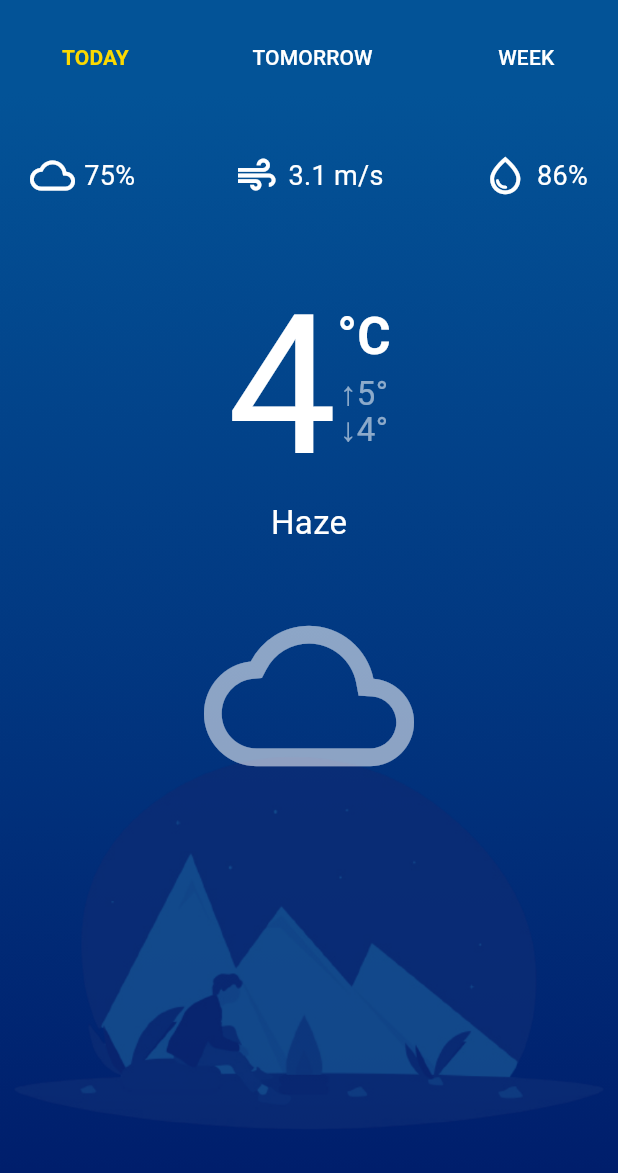
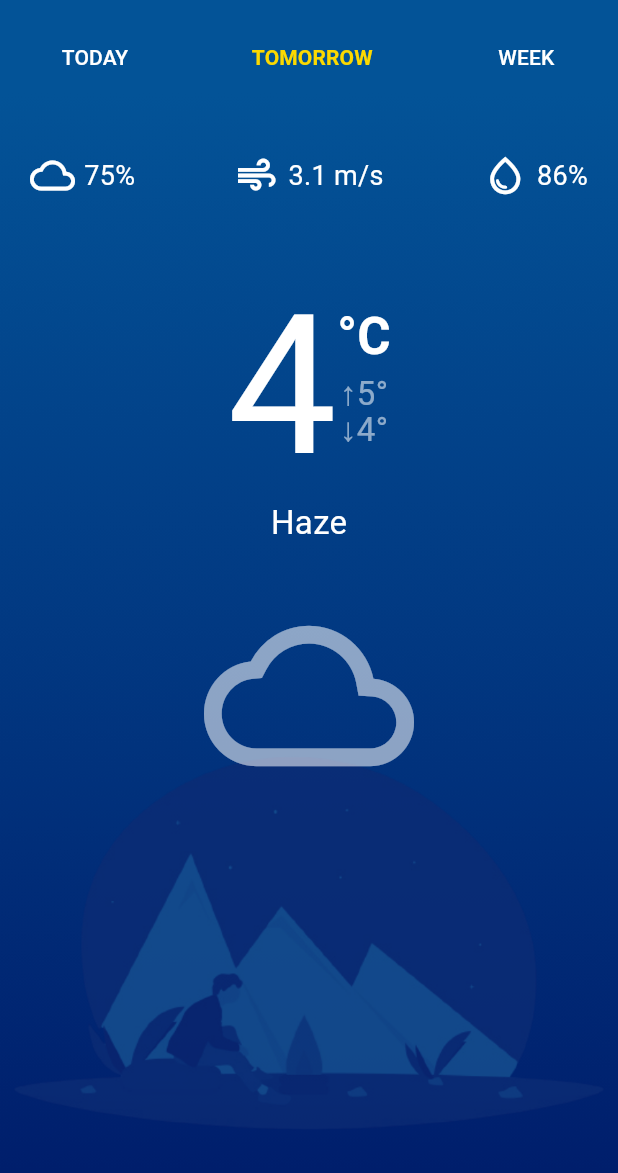
Before and after one commit to ramos-vini/skycast-weather-app, a Flutter app: the screen it shows after launch, after a tap on "TOMORROW", on a phone screen of 412 x 824 dp, the part 63-1236 px from its top. Run offline on Flutter 3.47's test engine with Material 3 defaults, Android fonts, the phone set to English and light mode, and no system bars.

```diff
--- a/app/lib/screens/home_screen.dart
+++ b/app/lib/screens/home_screen.dart
@@ -13,6 +13,12 @@ class Home extends StatefulWidget {
 class _HomeState extends State<Home> {
   // TODO: DayScreen must receive a timeframe parameter ('today' || 'tomorrow')
   Widget currentTimeframe = const DayScreen();
+
+  void setTimeframe(Widget timeframe) {
+    setState(() {
+      currentTimeframe = timeframe;
+    });
+  }
 
   @override
   Widget build(BuildContext context) {
@@ -36,7 +42,7 @@ class _HomeState extends State<Home> {
         decoration: const BoxDecoration(color: AppColors.blue),
         child: Column(
           children: [
-            const TimeframeSelector(),
+            TimeframeSelector(setTimeframe: setTimeframe),
             Expanded(
               child: Container(
                   // Background Image
--- a/app/lib/screens/week_screen.dart
+++ b/app/lib/screens/week_screen.dart
@@ -0,0 +1,15 @@
+import 'package:flutter/material.dart';
+
+class WeekScreen extends StatefulWidget {
+  const WeekScreen({super.key});
+
+  @override
+  State<WeekScreen> createState() => _WeekScreenState();
+}
+
+class _WeekScreenState extends State<WeekScreen> {
+  @override
+  Widget build(BuildContext context) {
+    return const Text('Week Screen');
+  }
+}
--- a/app/lib/widgets/timeframe_selector.dart
+++ b/app/lib/widgets/timeframe_selector.dart
@@ -1,10 +1,47 @@
 import 'package:app/data/app_colors.dart';
+import 'package:app/screens/day_screen.dart';
+import 'package:app/screens/week_screen.dart';
 import 'package:flutter/material.dart';
 
-class TimeframeSelector extends StatelessWidget {
-  const TimeframeSelector({
-    super.key,
-  });
+class TimeframeSelector extends StatefulWidget {
+  const TimeframeSelector({super.key, required this.setTimeframe});
+
+  final void Function(Widget) setTimeframe;
+
+  @override
+  State<TimeframeSelector> createState() => _TimeframeSelectorState();
+}
+
+class _TimeframeSelectorState extends State<TimeframeSelector> {
+  String selectedTimeframe = 'today';
+
+  void selectTimeframe(String timeframe) {
+    switch (timeframe) {
+      case 'today':
+        setState(() {
+          selectedTimeframe = timeframe;
+          widget.setTimeframe(const DayScreen());
+        });
+        break;
+
+      case 'tomorrow':
+        setState(() {
+          selectedTimeframe = timeframe;
+          widget.setTimeframe(const DayScreen());
+        });
+        break;
+
+      case 'week':
+        setState(() {
+          selectedTimeframe = timeframe;
+          widget.setTimeframe(const WeekScreen());
+        });
+        break;
+
+      default:
+        'today';
+    }
+  }
 
   @override
   Widget build(BuildContext context) {
@@ -13,26 +50,37 @@ class TimeframeSelector extends StatelessWidget {
       crossAxisAlignment: CrossAxisAlignment.center,
       children: [
         TextButton(
-          onPressed: () {},
-          child: const Text(
-            'TODAY',
-            // TODO: Change style based on selected view
-            style:
-                TextStyle(color: AppColors.yellow, fontWeight: FontWeight.bold),
+          onPressed: () {
+            selectTimeframe('today');
+          },
+          child: Text('TODAY',
+              style: selectedTimeframe == 'today'
+                  ? const TextStyle(
+                      color: AppColors.yellow, fontWeight: FontWeight.bold)
+                  : const TextStyle(color: Colors.white)),
+        ),
+        TextButton(
+          onPressed: () {
+            selectTimeframe('tomorrow');
+          },
+          child: Text(
+            'TOMORROW',
+            style: selectedTimeframe == 'tomorrow'
+                ? const TextStyle(
+                    color: AppColors.yellow, fontWeight: FontWeight.bold)
+                : const TextStyle(color: Colors.white),
           ),
         ),
         TextButton(
-          onPressed: () {},
-          child: const Text(
-            'TOMORROW',
-            style: TextStyle(color: Colors.white),
-          ),
-        ),
-        TextButton(
-          onPressed: () {},
-          child: const Text(
+          onPressed: () {
+            selectTimeframe('week');
+          },
+          child: Text(
             'WEEK',
-            style: TextStyle(color: Colors.white),
+            style: selectedTimeframe == 'week'
+                ? const TextStyle(
+                    color: AppColors.yellow, fontWeight: FontWeight.bold)
+                : const TextStyle(color: Colors.white),
           ),
         )
       ],
```
